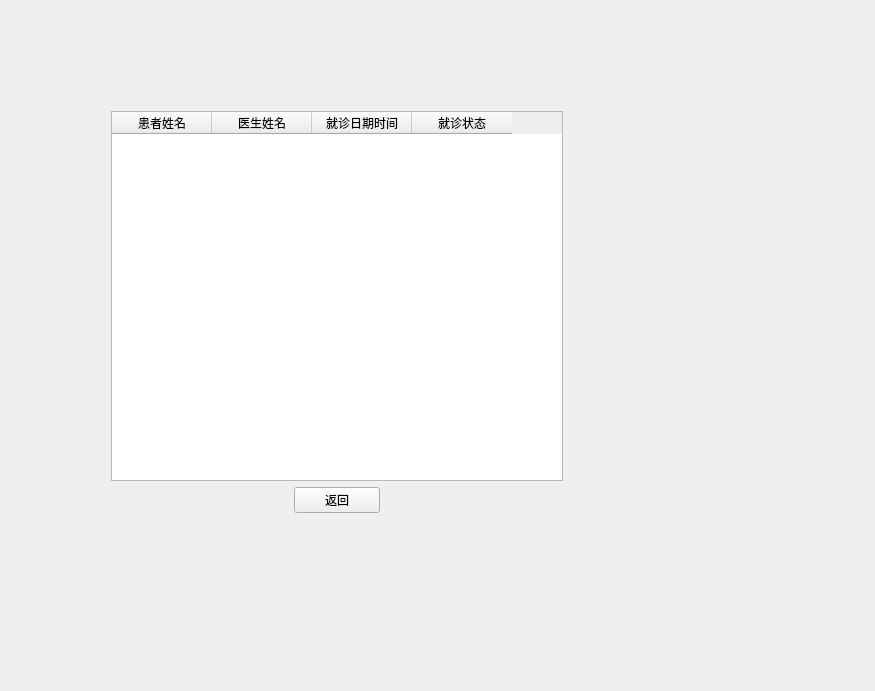
Above: ui/ViewRegistration.ui from BottleOfErie/SmartHospital before the change. Below: the same form after it.
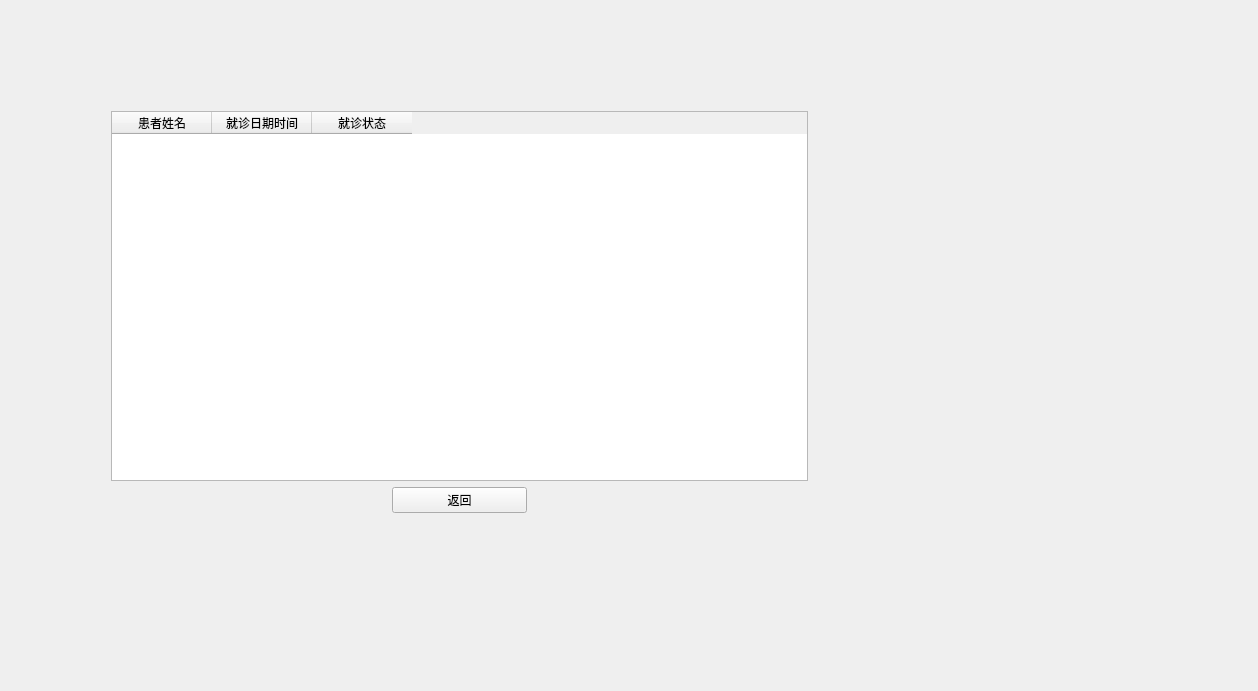
That is the form after the change. Icons and pictures are not drawn.

What changed in the file:
```diff
--- a/ui/ViewRegistration.ui
+++ b/ui/ViewRegistration.ui
@@ -6,7 +6,7 @@
    <rect>
     <x>0</x>
     <y>0</y>
-    <width>875</width>
+    <width>1258</width>
     <height>691</height>
    </rect>
   </property>
@@ -26,7 +26,7 @@
       <number>100</number>
      </property>
      <property name="rightMargin">
-      <number>301</number>
+      <number>439</number>
      </property>
      <property name="bottomMargin">
       <number>167</number>
@@ -38,11 +38,6 @@
          <string>患者姓名</string>
         </property>
        </column>
-       <column>
-        <property name="text">
-         <string>医生姓名</string>
-        </property>
-       </column>
        <column>
         <property name="text">
          <string>就诊日期时间</string>
```
